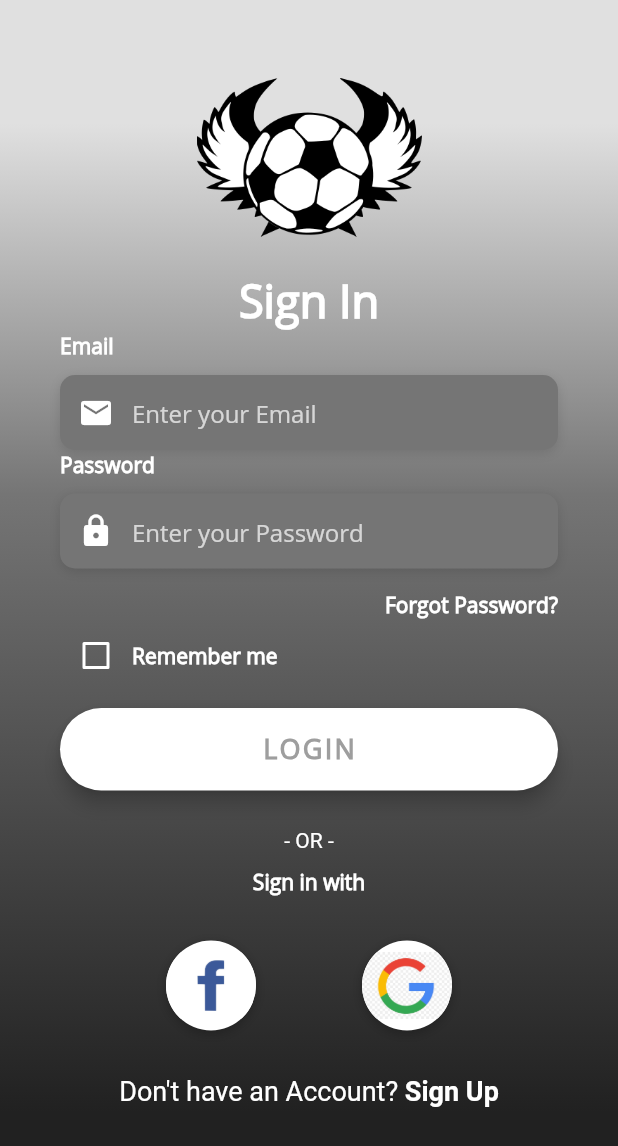
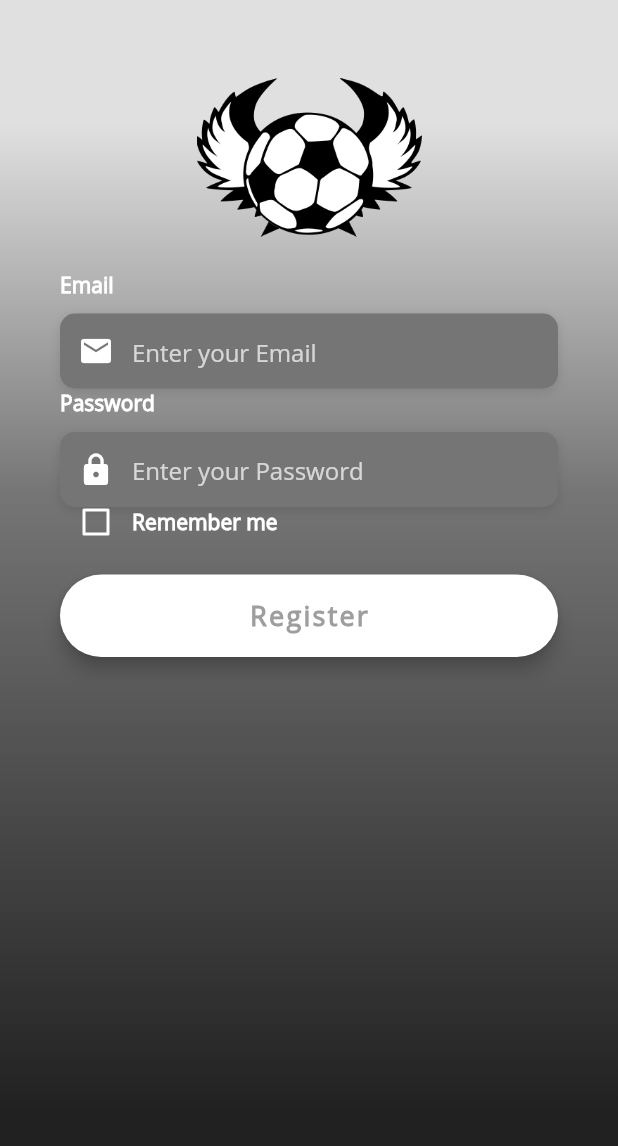
Before and after one commit to mohamedj97/underGround-fantasy, a Flutter app: the screen it shows after launch, after a tap on an icon or button, on a phone screen of 412 x 824 dp. Shown: the top 1146 px of the screen. Run offline on Flutter 3.47's test engine with Material 2 defaults, Android fonts, the phone set to English and light mode, and no system bars; our stand-ins replace firebase_auth; accounts and stored records are empty.

Commit message:
Signup and Login are finished without design

```diff
--- /dev/null
+++ b/lib/models/auth.dart
@@ -0,0 +1,4 @@
+enum AuthMode{
+  SignUp,
+  Login,
+}
--- a/lib/pages/auth.dart
+++ b/lib/pages/auth.dart
@@ -1,6 +1,8 @@
 import 'package:flutter/material.dart';
 import 'package:flutter/services.dart';
 import 'package:fantasy/utilities/constants.dart';
+import 'package:firebase_auth/firebase_auth.dart';
+import 'package:fantasy/models/auth.dart';
 
 class AuthPage extends StatefulWidget {
   @override
@@ -8,7 +10,12 @@ class AuthPage extends StatefulWidget {
 }
 
 class _AuthPage extends State<AuthPage> {
+  final _auth=FirebaseAuth.instance;
+  AuthMode _authMode=AuthMode.Login;
   bool _rememberMe = false;
+  String email;
+  String password;
+
   Widget _buildEmailTF() {
     return SafeArea(
       child: Column(
@@ -23,7 +30,18 @@ class _AuthPage extends State<AuthPage> {
             alignment: Alignment.centerLeft,
             decoration: kBoxDecorationStyle,
             height: 50.0,
-            child: TextField(
+            child: TextFormField(
+              validator: (String value) {
+                if (value.isEmpty ||
+                    !RegExp(r"[a-z0-9!#$%&'*+/=?^_`{|}~-]+(?:\.[a-z0-9!#$%&'*+/=?^_`{|}~-]+)*@(?:[a-z0-9](?:[a-z0-9-]*[a-z0-9])?\.)+[a-z0-9](?:[a-z0-9-]*[a-z0-9])?")
+                        .hasMatch(value)) {
+                  return 'Please enter a valid email';
+                }
+              },
+              onChanged: (value)
+              {
+                email=value;
+              },
               keyboardType: TextInputType.emailAddress,
               style: TextStyle(
                 color: Colors.white,
@@ -59,7 +77,11 @@ class _AuthPage extends State<AuthPage> {
           alignment: Alignment.centerLeft,
           decoration: kBoxDecorationStyle,
           height: 50.0,
-          child: TextField(
+          child: TextFormField(
+            onChanged: (value)
+            {
+              password=value;
+            },
             obscureText: true,
             style: TextStyle(
               color: Colors.white,
@@ -122,20 +144,45 @@ class _AuthPage extends State<AuthPage> {
     );
   }
 
-  Widget _buildLoginBtn() {
+  Widget _buildAuthBtn() {
     return Container(
       padding: EdgeInsets.symmetric(vertical: 25.0),
       width: double.infinity,
       child: RaisedButton(
         elevation: 5.0,
-        onPressed: () => print('Login Button Pressed'),
+        onPressed: () async{
+          try{
+            if(_authMode==AuthMode.SignUp)
+              {
+                final newUser= await _auth.createUserWithEmailAndPassword(email: email, password: password);
+                if(newUser!=null)
+                {
+                  //Navigate
+                  print ('bbbbbbbbbbbbbbbbbbbbbbbbbbbbbb');
+                }
+              }
+            else if(_authMode==AuthMode.Login)
+              {
+                final user=await _auth.signInWithEmailAndPassword(email: email, password: password);
+
+                if(user!=null)
+                {
+                  print ('aaaaaaaaaaaaaaaaaaaaaaaaaaaaaaa');
+                }
+              }
+            }
+          catch(e)
+          {
+            print (e);
+          }
+        },
         padding: EdgeInsets.all(15.0),
         shape: RoundedRectangleBorder(
           borderRadius: BorderRadius.circular(30.0),
         ),
         color: Colors.white,
         child: Text(
-          'LOGIN',
+          _authMode==AuthMode.SignUp?'Register': 'LOGIN',
           style: TextStyle(
             color: Colors.grey,
             letterSpacing: 1.5,
@@ -214,9 +261,13 @@ class _AuthPage extends State<AuthPage> {
     );
   }
 
-  Widget _buildSignupBtn() {
+  Widget _buildSignUpBtn() {
     return GestureDetector(
-      onTap: () => print('Sign Up Button Pressed'),
+      onTap: () {
+        setState(() {
+          _authMode= AuthMode.SignUp;
+        });
+      },
       child: RichText(
         text: TextSpan(
           children: [
@@ -292,27 +343,27 @@ class _AuthPage extends State<AuthPage> {
                         width: 150,
                         child: Image.asset('assets/bg.png'),
                       ),
-                      Text(
-                        'Sign In',
-                        style: TextStyle(
-                          color: Colors.white,
-                          fontFamily: 'OpenSans',
-                          fontSize: 30.0,
-                          fontWeight: FontWeight.bold,
-                        ),
-                      ),
+//                      Text(
+//                        'Sign In',
+//                        style: TextStyle(
+//                          color: Colors.white,
+//                          fontFamily: 'OpenSans',
+//                          fontSize: 30.0,
+//                          fontWeight: FontWeight.bold,
+//                        ),
+//                      ),
                       //SizedBox(height: 5.0),
                       _buildEmailTF(),
                     /*  SizedBox(
                         height: 10.0,
                       ),*/
                       _buildPasswordTF(),
-                      _buildForgotPasswordBtn(),
+                      _authMode==AuthMode.SignUp? Container():_buildForgotPasswordBtn(),
                       _buildRememberMeCheckbox(),
-                      _buildLoginBtn(),
-                      _buildSignInWithText(),
-                      _buildSocialBtnRow(),
-                      _buildSignupBtn(),
+                      _buildAuthBtn(),
+                      _authMode==AuthMode.SignUp? Container():_buildSignInWithText(),
+                      _authMode==AuthMode.SignUp? Container():_buildSocialBtnRow(),
+                      _authMode==AuthMode.SignUp? Container():_buildSignUpBtn(),
                     ],
                   ),
                 ),
--- a/pubspec.yaml
+++ b/pubspec.yaml
@@ -23,6 +23,7 @@ dependencies:
   # The following adds the Cupertino Icons font to your application.
   # Use with the CupertinoIcons class for iOS style icons.
   cupertino_icons: ^0.1.2
+  firebase_auth: ^0.16.1
 
 dev_dependencies:
   flutter_test:
```
Also changed, not shown: lib/pages/home.dart (added), pubspec.lock, 3 other files.
